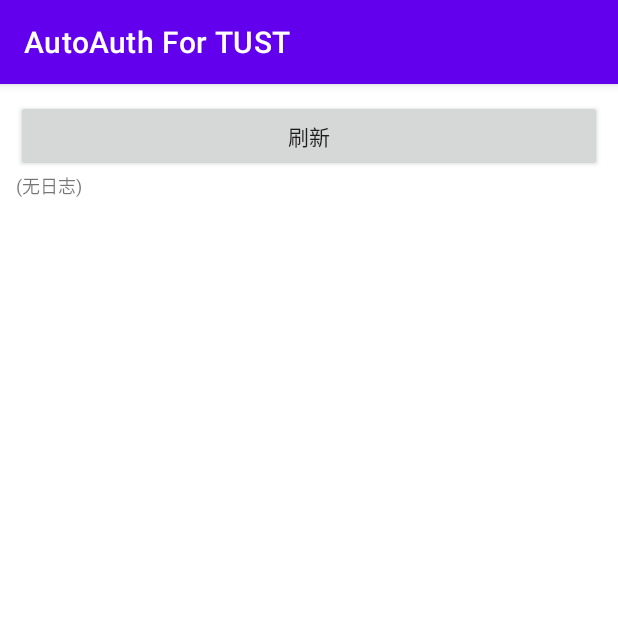
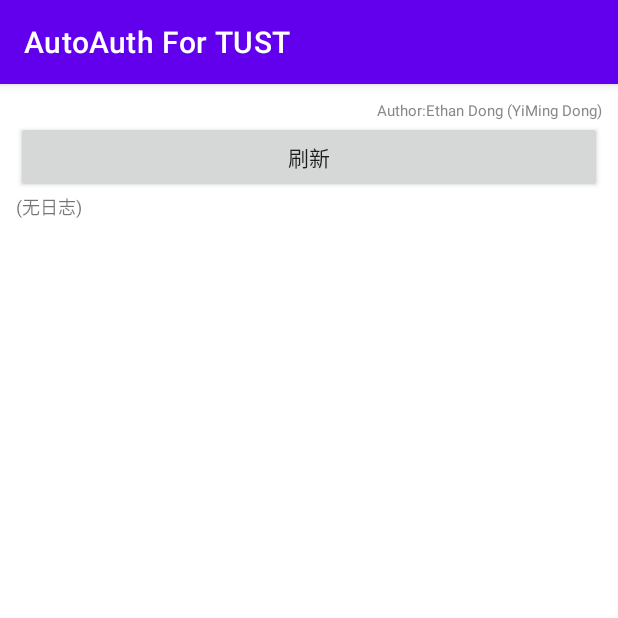
Before and after one commit to ethandong16/AutoAuth-For-TUST, an Android app: the screen it shows after launch (LogActivity), after a tap on "查看日志", on a phone screen of 412 x 824 dp, the top half of it. Run offline under Robolectric (Android 15) with nearby library versions, the phone set to English and light mode, and no system bars.

Commit message:
feat: Android SDK 35

```diff
--- a/app/build.gradle.kts
+++ b/app/build.gradle.kts
@@ -5,12 +5,12 @@ plugins {
 
 android {
     namespace = "com.example.autoauth"
-    compileSdk = 36
+    compileSdk = 35
 
     defaultConfig {
         applicationId = "com.example.autoauth"
         minSdk = 33
-        targetSdk = 36
+        targetSdk = 35
         versionCode = 1
         versionName = "1.0"
 
--- a/app/src/main/AndroidManifest.xml
+++ b/app/src/main/AndroidManifest.xml
@@ -6,6 +6,8 @@
     <uses-permission android:name="android.permission.RECEIVE_BOOT_COMPLETED" />
     <uses-permission android:name="android.permission.POST_NOTIFICATIONS" />
     <uses-permission android:name="android.permission.FOREGROUND_SERVICE" />
+    <!-- Android 14+ typed FGS permission for dataSync -->
+    <uses-permission android:name="android.permission.FOREGROUND_SERVICE_DATA_SYNC" />
 
     <application
         android:allowBackup="true"
@@ -26,7 +28,7 @@
         <receiver
             android:name=".BootReceiver"
             android:enabled="true"
-            android:exported="false">
+            android:exported="true">
             <intent-filter>
                 <action android:name="android.intent.action.BOOT_COMPLETED" />
             </intent-filter>
--- a/app/src/main/java/com/example/autoauth/AuthService.kt
+++ b/app/src/main/java/com/example/autoauth/AuthService.kt
@@ -162,7 +162,8 @@ class AuthService : Service() {
             .setSmallIcon(android.R.drawable.stat_notify_sync)
             .setContentIntent(pi)
             .setOngoing(true)
-            .addAction(0, "停止", stopPi)
+            // Android 14/15 can crash if action icon is 0
+            .addAction(android.R.drawable.ic_menu_close_clear_cancel, "停止", stopPi)
             .build()
     }
 
--- a/app/src/main/java/com/example/autoauth/LogActivity.kt
+++ b/app/src/main/java/com/example/autoauth/LogActivity.kt
@@ -1,6 +1,8 @@
 package com.example.autoauth
 
+import android.graphics.Color
 import android.os.Bundle
+import android.view.Gravity
 import android.widget.Button
 import android.widget.ScrollView
 import android.widget.TextView
@@ -9,6 +11,15 @@ import androidx.appcompat.app.AppCompatActivity
 class LogActivity : AppCompatActivity() {
     override fun onCreate(savedInstanceState: Bundle?) {
         super.onCreate(savedInstanceState)
+
+        // Author label (copyright/author identification)
+        val authorTv = TextView(this).apply {
+            text = getString(R.string.author)
+            textSize = 10f
+            setTextColor(Color.parseColor("#888888"))
+            gravity = Gravity.END
+        }
+
         val tv = TextView(this)
         tv.textSize = 12f
         val btn = Button(this)
@@ -16,6 +27,10 @@ class LogActivity : AppCompatActivity() {
         val container = android.widget.LinearLayout(this).apply {
             orientation = android.widget.LinearLayout.VERTICAL
             setPadding(16,16,16,16)
+            addView(authorTv, android.widget.LinearLayout.LayoutParams(
+                android.widget.LinearLayout.LayoutParams.MATCH_PARENT,
+                android.widget.LinearLayout.LayoutParams.WRAP_CONTENT
+            ))
             addView(btn, android.widget.LinearLayout.LayoutParams(
                 android.widget.LinearLayout.LayoutParams.MATCH_PARENT,
                 android.widget.LinearLayout.LayoutParams.WRAP_CONTENT
--- a/app/src/main/java/com/example/autoauth/MainActivity.kt
+++ b/app/src/main/java/com/example/autoauth/MainActivity.kt
@@ -106,7 +106,8 @@ class MainActivity : AppCompatActivity() {
                 prefs.edit().putBoolean("service_running", running).apply()
             }
         }
-        registerReceiver(statusReceiver, statusFilter)
+        // Android 14+ (targetSdk >= 34) requires specifying export state
+        registerReceiver(statusReceiver, statusFilter, Context.RECEIVER_NOT_EXPORTED)
 
         // Boot auto-start toggle
         switchBoot.isChecked = prefs.getBoolean("boot_autostart", true)
--- a/app/src/main/res/layout/activity_main.xml
+++ b/app/src/main/res/layout/activity_main.xml
@@ -13,7 +13,7 @@
             android:id="@+id/tvAuthor"
             android:layout_width="match_parent"
             android:layout_height="wrap_content"
-            android:text="Author: Ethan Dong (YiMing Dong)"
+            android:text="@string/author"
             android:textSize="10sp"
             android:textColor="#888888"
             android:gravity="end"
--- a/app/src/main/res/values/strings.xml
+++ b/app/src/main/res/values/strings.xml
@@ -1,3 +1,4 @@
 <resources>
     <string name="app_name">AutoAuth For TUST</string>
+    <string name="author">Author:Ethan Dong (YiMing Dong)</string>
 </resources>
```
Also changed, not shown: 1 other file.
